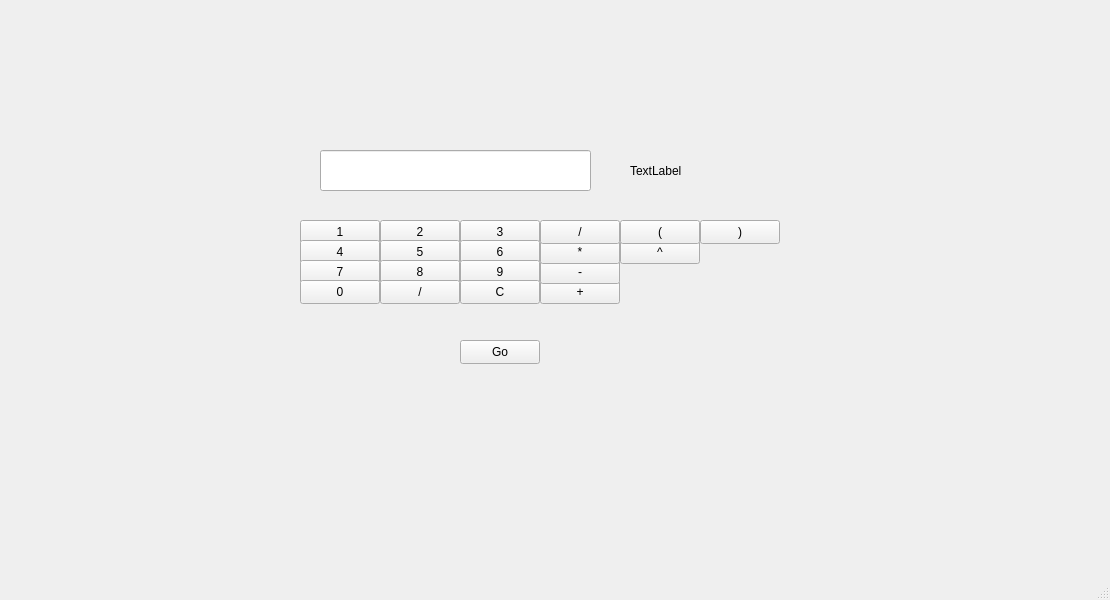
First picture: the form in C++/Projects/FractionCalculator/QtGUI/FractionCalculatorGUI/mainwindow.ui, repository MikitaVitkouski/BSU, before the edit.
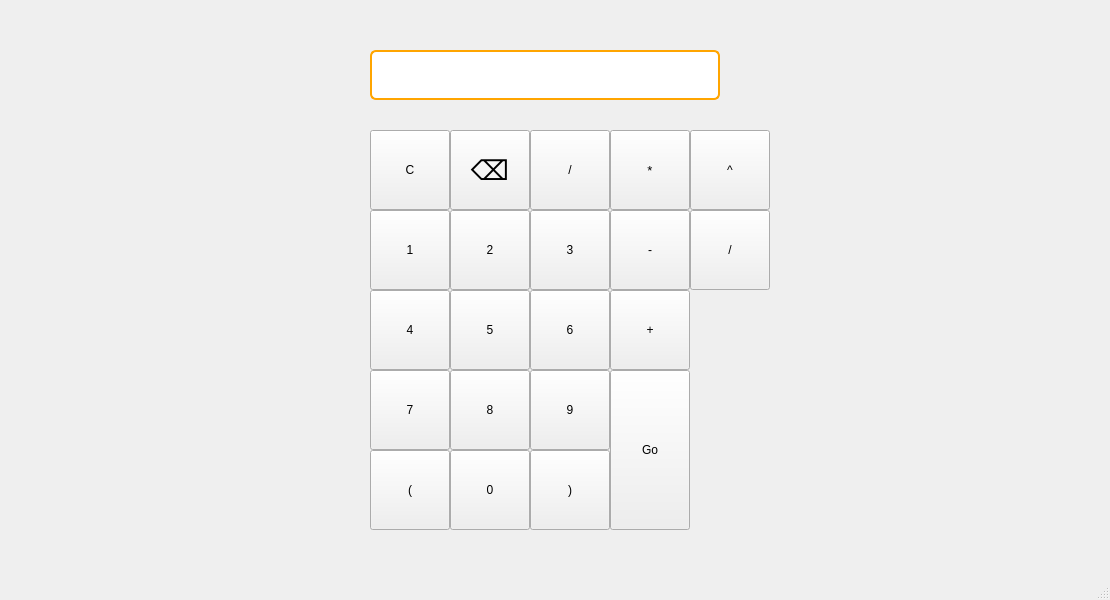
Second picture: the form after the edit.

Commit message: Design application to Xiaomi calculator: white + orange, round buttons, add backspace button

```diff
--- a/C++/Projects/FractionCalculator/QtGUI/FractionCalculatorGUI/mainwindow.ui
+++ b/C++/Projects/FractionCalculator/QtGUI/FractionCalculatorGUI/mainwindow.ui
@@ -17,10 +17,10 @@
    <widget class="QPushButton" name="btnAdd">
     <property name="geometry">
      <rect>
-      <x>540</x>
-      <y>280</y>
+      <x>610</x>
+      <y>290</y>
       <width>80</width>
-      <height>24</height>
+      <height>80</height>
      </rect>
     </property>
     <property name="text">
@@ -30,10 +30,10 @@
    <widget class="QPushButton" name="btnSub">
     <property name="geometry">
      <rect>
-      <x>540</x>
-      <y>260</y>
+      <x>610</x>
+      <y>210</y>
       <width>80</width>
-      <height>24</height>
+      <height>80</height>
      </rect>
     </property>
     <property name="text">
@@ -43,12 +43,17 @@
    <widget class="QPushButton" name="btnMul">
     <property name="geometry">
      <rect>
-      <x>540</x>
-      <y>240</y>
+      <x>610</x>
+      <y>130</y>
       <width>80</width>
-      <height>24</height>
+      <height>80</height>
      </rect>
     </property>
+    <property name="font">
+     <font>
+      <pointsize>10</pointsize>
+     </font>
+    </property>
     <property name="text">
      <string>*</string>
     </property>
@@ -56,10 +61,10 @@
    <widget class="QPushButton" name="btnDiv">
     <property name="geometry">
      <rect>
-      <x>540</x>
-      <y>220</y>
+      <x>690</x>
+      <y>210</y>
       <width>80</width>
-      <height>24</height>
+      <height>80</height>
      </rect>
     </property>
     <property name="text">
@@ -69,10 +74,10 @@
    <widget class="QPushButton" name="btnPow">
     <property name="geometry">
      <rect>
-      <x>620</x>
-      <y>240</y>
+      <x>690</x>
+      <y>130</y>
       <width>80</width>
-      <height>24</height>
+      <height>80</height>
      </rect>
     </property>
     <property name="text">
@@ -82,10 +87,10 @@
    <widget class="QPushButton" name="btnLeftBracket">
     <property name="geometry">
      <rect>
-      <x>620</x>
-      <y>220</y>
+      <x>370</x>
+      <y>450</y>
       <width>80</width>
-      <height>24</height>
+      <height>80</height>
      </rect>
     </property>
     <property name="text">
@@ -95,23 +100,23 @@
    <widget class="QLabel" name="labelResult">
     <property name="geometry">
      <rect>
-      <x>630</x>
-      <y>140</y>
-      <width>321</width>
-      <height>61</height>
+      <x>730</x>
+      <y>50</y>
+      <width>300</width>
+      <height>50</height>
      </rect>
     </property>
     <property name="text">
-     <string>TextLabel</string>
+     <string/>
     </property>
    </widget>
    <widget class="QPushButton" name="btnRightBracket">
     <property name="geometry">
      <rect>
-      <x>700</x>
-      <y>220</y>
+      <x>530</x>
+      <y>450</y>
       <width>80</width>
-      <height>24</height>
+      <height>80</height>
      </rect>
     </property>
     <property name="text">
@@ -121,20 +126,30 @@
    <widget class="QLineEdit" name="lineEditExpression">
     <property name="geometry">
      <rect>
-      <x>320</x>
-      <y>150</y>
-      <width>271</width>
-      <height>41</height>
+      <x>370</x>
+      <y>50</y>
+      <width>350</width>
+      <height>50</height>
      </rect>
     </property>
+    <property name="styleSheet">
+     <string notr="true">QLineEdit {
+    background-color: white;
+    color: black;
+    border: 2px solid orange;
+    border-radius: 6px;
+    padding: 4px;
+    font-size: 18px;
+}</string>
+    </property>
    </widget>
    <widget class="QPushButton" name="btnEvaluate">
     <property name="geometry">
      <rect>
-      <x>460</x>
-      <y>340</y>
+      <x>610</x>
+      <y>370</y>
       <width>80</width>
-      <height>24</height>
+      <height>160</height>
      </rect>
     </property>
     <property name="text">
@@ -144,10 +159,10 @@
    <widget class="QPushButton" name="btnOne">
     <property name="geometry">
      <rect>
-      <x>300</x>
-      <y>220</y>
+      <x>370</x>
+      <y>210</y>
       <width>80</width>
-      <height>24</height>
+      <height>80</height>
      </rect>
     </property>
     <property name="text">
@@ -157,10 +172,10 @@
    <widget class="QPushButton" name="btnFour">
     <property name="geometry">
      <rect>
-      <x>300</x>
-      <y>240</y>
+      <x>370</x>
+      <y>290</y>
       <width>80</width>
-      <height>24</height>
+      <height>80</height>
      </rect>
     </property>
     <property name="text">
@@ -170,10 +185,10 @@
    <widget class="QPushButton" name="btnSeven">
     <property name="geometry">
      <rect>
-      <x>300</x>
-      <y>260</y>
+      <x>370</x>
+      <y>370</y>
       <width>80</width>
-      <height>24</height>
+      <height>80</height>
      </rect>
     </property>
     <property name="text">
@@ -183,10 +198,10 @@
    <widget class="QPushButton" name="btnTwo">
     <property name="geometry">
      <rect>
-      <x>380</x>
-      <y>220</y>
+      <x>450</x>
+      <y>210</y>
       <width>80</width>
-      <height>24</height>
+      <height>80</height>
      </rect>
     </property>
     <property name="text">
@@ -196,10 +211,10 @@
    <widget class="QPushButton" name="btnFive">
     <property name="geometry">
      <rect>
-      <x>380</x>
-      <y>240</y>
+      <x>450</x>
+      <y>290</y>
       <width>80</width>
-      <height>24</height>
+      <height>80</height>
      </rect>
     </property>
     <property name="text">
@@ -209,10 +224,10 @@
    <widget class="QPushButton" name="btnEight">
     <property name="geometry">
      <rect>
-      <x>380</x>
-      <y>260</y>
+      <x>450</x>
+      <y>370</y>
       <width>80</width>
-      <height>24</height>
+      <height>80</height>
      </rect>
     </property>
     <property name="text">
@@ -222,10 +237,10 @@
    <widget class="QPushButton" name="btnThree">
     <property name="geometry">
      <rect>
-      <x>460</x>
-      <y>220</y>
+      <x>530</x>
+      <y>210</y>
       <width>80</width>
-      <height>24</height>
+      <height>80</height>
      </rect>
     </property>
     <property name="text">
@@ -235,10 +250,10 @@
    <widget class="QPushButton" name="btnSix">
     <property name="geometry">
      <rect>
-      <x>460</x>
-      <y>240</y>
+      <x>530</x>
+      <y>290</y>
       <width>80</width>
-      <height>24</height>
+      <height>80</height>
      </rect>
     </property>
     <property name="text">
@@ -248,10 +263,10 @@
    <widget class="QPushButton" name="btnNine">
     <property name="geometry">
      <rect>
-      <x>460</x>
-      <y>260</y>
+      <x>530</x>
+      <y>370</y>
       <width>80</width>
-      <height>24</height>
+      <height>80</height>
      </rect>
     </property>
     <property name="text">
@@ -261,10 +276,10 @@
    <widget class="QPushButton" name="btnZero">
     <property name="geometry">
      <rect>
-      <x>300</x>
-      <y>280</y>
+      <x>450</x>
+      <y>450</y>
       <width>80</width>
-      <height>24</height>
+      <height>80</height>
      </rect>
     </property>
     <property name="text">
@@ -274,10 +289,10 @@
    <widget class="QPushButton" name="btnClear">
     <property name="geometry">
      <rect>
-      <x>460</x>
-      <y>280</y>
+      <x>370</x>
+      <y>130</y>
       <width>80</width>
-      <height>24</height>
+      <height>80</height>
      </rect>
     </property>
     <property name="text">
@@ -287,16 +302,34 @@
    <widget class="QPushButton" name="btnSlash">
     <property name="geometry">
      <rect>
-      <x>380</x>
-      <y>280</y>
+      <x>530</x>
+      <y>130</y>
       <width>80</width>
-      <height>24</height>
+      <height>80</height>
      </rect>
     </property>
     <property name="text">
      <string>/</string>
     </property>
    </widget>
+   <widget class="QPushButton" name="btnBackspace">
+    <property name="geometry">
+     <rect>
+      <x>450</x>
+      <y>130</y>
+      <width>80</width>
+      <height>80</height>
+     </rect>
+    </property>
+    <property name="font">
+     <font>
+      <pointsize>20</pointsize>
+     </font>
+    </property>
+    <property name="text">
+     <string>⌫</string>
+    </property>
+   </widget>
   </widget>
   <widget class="QMenuBar" name="menubar">
    <property name="geometry">
```
The commit also changes 2 other files.
